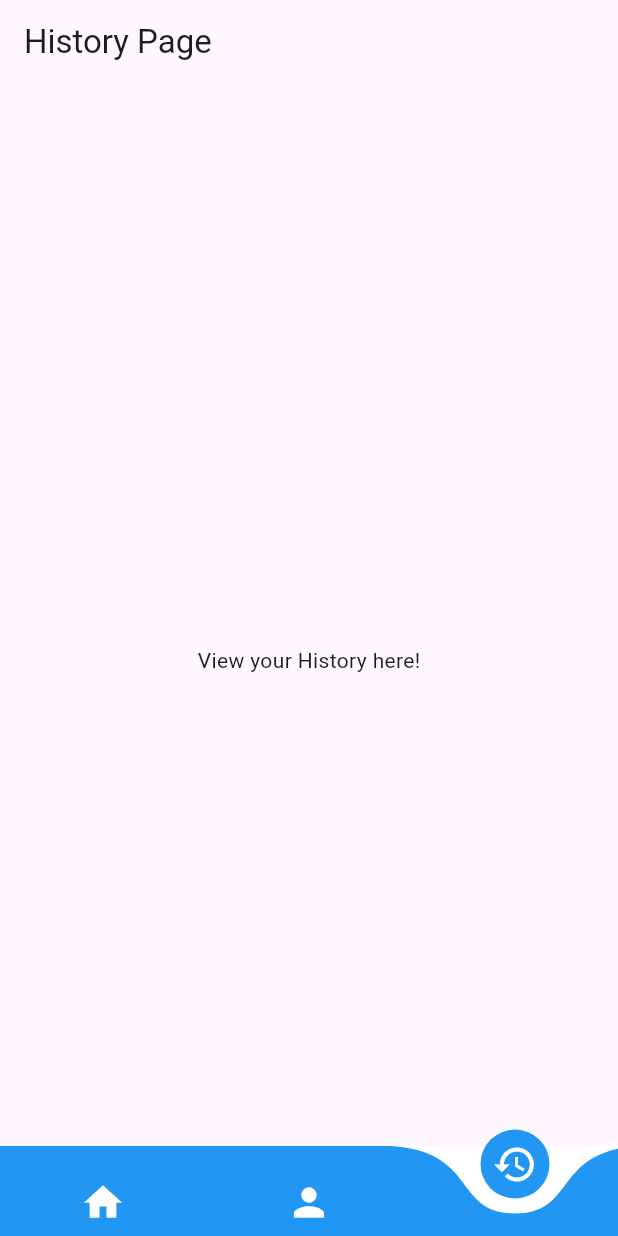
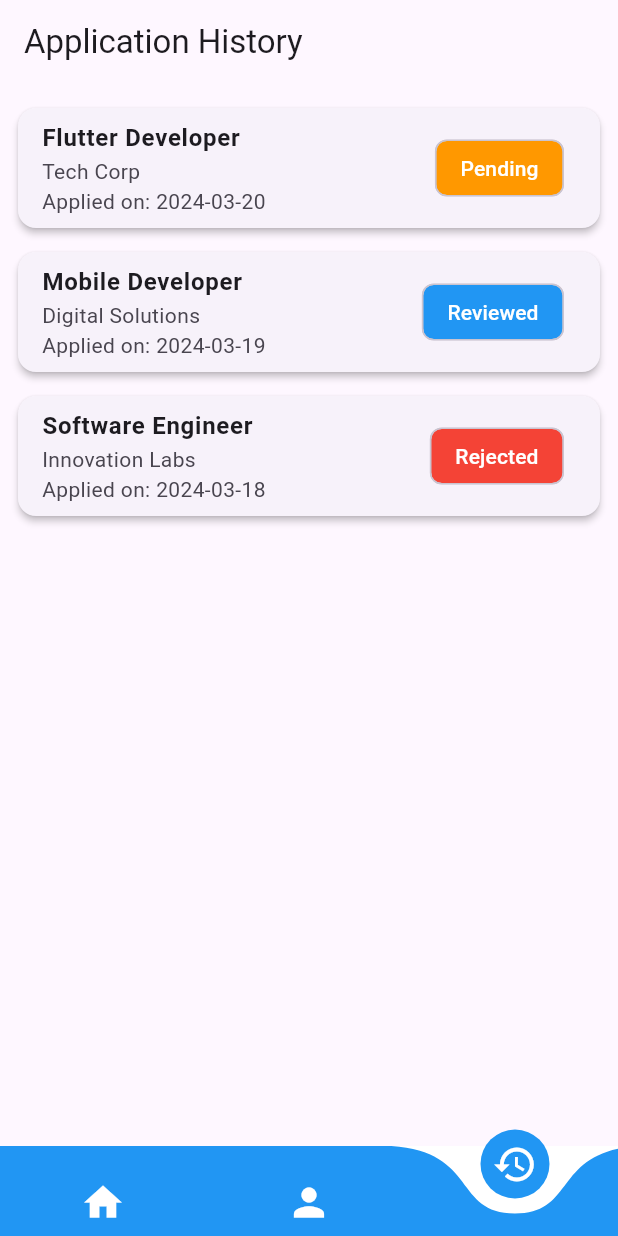
Before and after one commit to this-is-anas/jobly, a Flutter app: the screen it shows once a user with an empty profile is signed in, item 3 of the bottom bar chosen, on a phone screen of 412 x 824 dp. Run offline on Flutter 3.47's test engine with Material 3 defaults, Android fonts, the phone set to English and light mode, and no system bars; drawn by our look-alikes of curved_navigation_bar; our stand-ins replace firebase_auth, firebase_core, flutter_login, google_fonts, google_sign_in; accounts and stored records are empty.

Commit message:
created ui for homepage profile page as well as history page

```diff
--- a/lib/pages/history/history_page.dart
+++ b/lib/pages/history/history_page.dart
@@ -5,13 +5,81 @@ class HistoryPage extends StatelessWidget {
 
   @override
   Widget build(BuildContext context) {
+    // Mock data - replace this with your actual job application data
+    final List<Map<String, dynamic>> applications = [
+      {
+        'companyName': 'Tech Corp',
+        'position': 'Flutter Developer',
+        'appliedDate': '2024-03-20',
+        'status': 'Pending'
+      },
+      {
+        'companyName': 'Digital Solutions',
+        'position': 'Mobile Developer',
+        'appliedDate': '2024-03-19',
+        'status': 'Reviewed'
+      },
+      {
+        'companyName': 'Innovation Labs',
+        'position': 'Software Engineer',
+        'appliedDate': '2024-03-18',
+        'status': 'Rejected'
+      },
+    ];
+
     return Scaffold(
       appBar: AppBar(
-        title: const Text('History Page'),
+        title: const Text('Application History'),
       ),
-      body: const Center(
-        child: Text('View your History here!'),
+      body: ListView.builder(
+        padding: const EdgeInsets.all(8),
+        itemCount: applications.length,
+        itemBuilder: (context, index) {
+          final application = applications[index];
+          return Card(
+            elevation: 2,
+            margin: const EdgeInsets.symmetric(vertical: 8, horizontal: 4),
+            child: ListTile(
+              title: Text(
+                application['position'],
+                style: const TextStyle(fontWeight: FontWeight.bold),
+              ),
+              subtitle: Column(
+                crossAxisAlignment: CrossAxisAlignment.start,
+                children: [
+                  Text(application['companyName']),
+                  Text('Applied on: ${application['appliedDate']}'),
+                ],
+              ),
+              trailing: Chip(
+                label: Text(
+                  application['status'],
+                  style: const TextStyle(color: Colors.white),
+                ),
+                backgroundColor: _getStatusColor(application['status']),
+              ),
+              onTap: () {
+                // Add navigation to detailed view if needed
+              },
+            ),
+          );
+        },
       ),
     );
   }
+
+  Color _getStatusColor(String status) {
+    switch (status.toLowerCase()) {
+      case 'pending':
+        return Colors.orange;
+      case 'reviewed':
+        return Colors.blue;
+      case 'rejected':
+        return Colors.red;
+      case 'accepted':
+        return Colors.green;
+      default:
+        return Colors.grey;
+    }
+  }
 }
--- a/lib/pages/home_page.dart
+++ b/lib/pages/home_page.dart
@@ -1,6 +1,7 @@
 import 'package:curved_navigation_bar/curved_navigation_bar.dart';
 import 'package:flutter/material.dart';
 import 'package:jobly/pages/user/profile_page.dart';
+import '../assets/components/job_card.dart';
 import 'history/history_page.dart';
 import 'login/login_page.dart';
 
@@ -71,8 +72,29 @@ class HomeContent extends StatelessWidget {
           ),
         ],
       ),
-      body: const Center(
-        child: Text('Welcome to the Home Page!'),
+      body: ListView(
+        padding: const EdgeInsets.all(8.0),
+        children: [
+          // Add JobCard widgets here
+          JobCard(
+            jobTitle: 'Flutter Developer',
+            companyName: 'Tech Corp',
+            location: 'Remote',
+            requirements: '2+ years of experience in Flutter, Dart, and REST APIs.',
+          ),
+          JobCard(
+            jobTitle: 'Backend Engineer',
+            companyName: 'Data Inc.',
+            location: 'New York',
+            requirements: 'Experience with Node.js, Express, and MongoDB.',
+          ),
+          JobCard(
+            jobTitle: 'UI/UX Designer',
+            companyName: 'Design Hub',
+            location: 'San Francisco',
+            requirements: 'Proficiency in Figma, Adobe XD, and wireframing tools.',
+          ),
+        ],
       ),
     );
   }
```
Also changed, not shown: lib/assets/components/job_card.dart (added, +74 -0 lines), lib/pages/user/profile_page.dart (+88 -2 lines).
